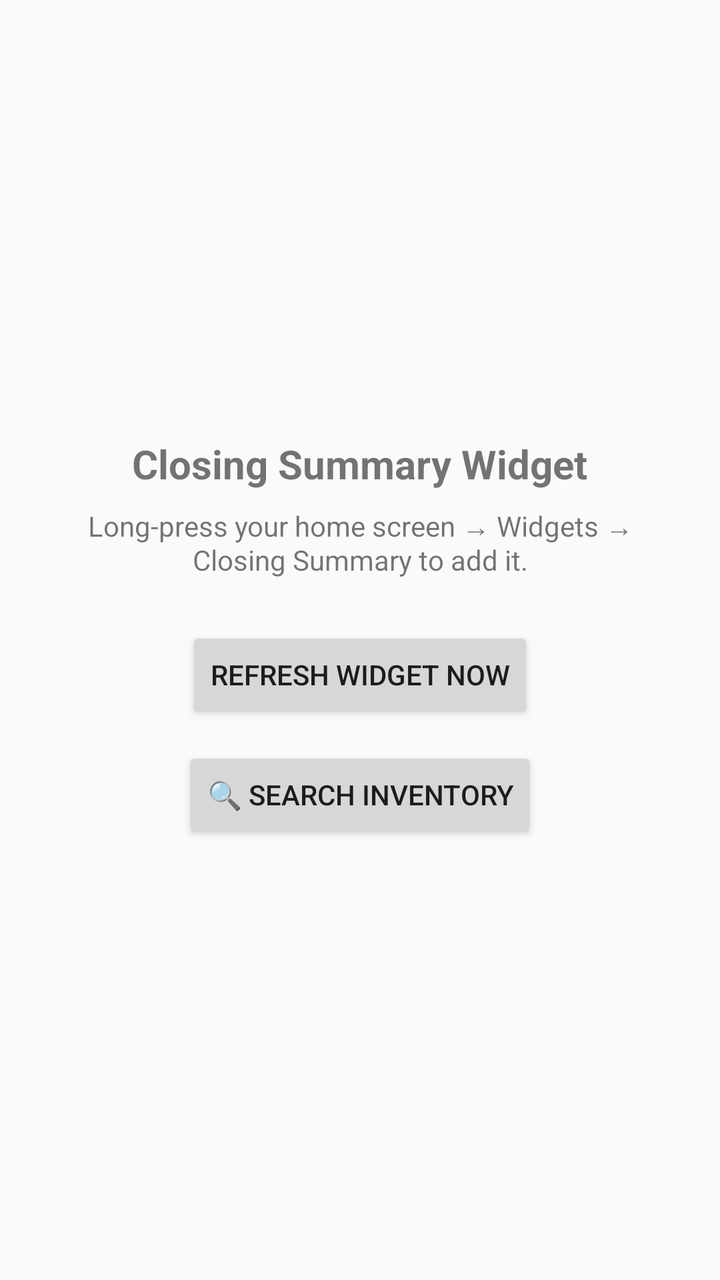
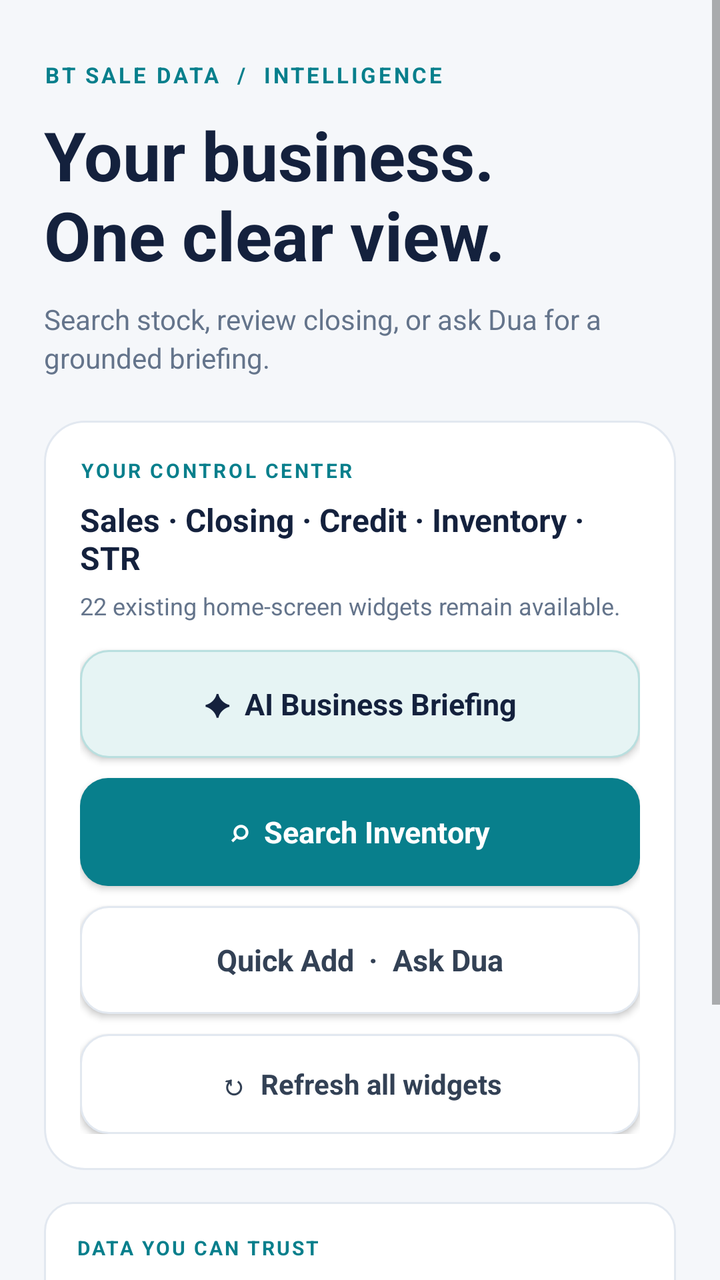

Screens rendered from an Android XML layout before and after an edit, with the pre-edit source and the edit as a unified diff.
<!-- AndroidManifest.xml: application theme Theme.AppCompat.Light.NoActionBar -->
<!-- res/layout/activity_main.xml -->
<?xml version="1.0" encoding="utf-8"?>
<LinearLayout xmlns:android="http://schemas.android.com/apk/res/android"
    android:layout_width="match_parent"
    android:layout_height="match_parent"
    android:orientation="vertical"
    android:gravity="center"
    android:padding="24dp">

    <TextView
        android:layout_width="wrap_content"
        android:layout_height="wrap_content"
        android:text="Closing Summary Widget"
        android:textSize="20sp"
        android:textStyle="bold" />

    <TextView
        android:layout_width="wrap_content"
        android:layout_height="wrap_content"
        android:layout_marginTop="8dp"
        android:layout_marginBottom="24dp"
        android:gravity="center"
        android:text="Long-press your home screen → Widgets → Closing Summary to add it." />

    <Button
        android:id="@+id/refresh_button"
        android:layout_width="wrap_content"
        android:layout_height="wrap_content"
        android:text="Refresh widget now" />

    <Button
        android:id="@+id/search_inventory_button"
        android:layout_width="wrap_content"
        android:layout_height="wrap_content"
        android:layout_marginTop="12dp"
        android:text="🔍 Search Inventory" />

</LinearLayout>
<!-- resources referenced by this layout -->
<resources>

</resources>

<!-- the commit's change to res/layout/activity_main.xml (unified diff, before → after) -->
@@ -1,37 +1,171 @@
 <?xml version="1.0" encoding="utf-8"?>
-<LinearLayout xmlns:android="http://schemas.android.com/apk/res/android"
+<ScrollView xmlns:android="http://schemas.android.com/apk/res/android"
     android:layout_width="match_parent"
     android:layout_height="match_parent"
-    android:orientation="vertical"
-    android:gravity="center"
-    android:padding="24dp">
+    android:fillViewport="true"
+    android:background="@drawable/bg_app_background">
 
-    <TextView
-        android:layout_width="wrap_content"
+    <LinearLayout
+        android:layout_width="match_parent"
         android:layout_height="wrap_content"
-        android:text="Closing Summary Widget"
-        android:textSize="20sp"
-        android:textStyle="bold" />
+        android:orientation="vertical"
+        android:paddingStart="22dp"
+        android:paddingEnd="22dp"
+        android:paddingTop="30dp"
+        android:paddingBottom="28dp">
 
-    <TextView
-        android:layout_width="wrap_content"
-        android:layout_height="wrap_content"
-        android:layout_marginTop="8dp"
-        android:layout_marginBottom="24dp"
-        android:gravity="center"
-        android:text="Long-press your home screen → Widgets → Closing Summary to add it." />
+        <TextView
+            android:layout_width="wrap_content"
+            android:layout_height="wrap_content"
+            android:text="BT SALE DATA  /  INTELLIGENCE"
+            android:textColor="#FF087F8C"
+            android:textSize="11sp"
+            android:letterSpacing="0.12"
+            android:textStyle="bold" />
 
-    <Button
-        android:id="@+id/refresh_button"
-        android:layout_width="wrap_content"
-        android:layout_height="wrap_content"
-        android:text="Refresh widget now" />
+        <TextView
+            android:layout_width="match_parent"
+            android:layout_height="wrap_content"
+            android:layout_marginTop="10dp"
+            android:text="Your business.\nOne clear view."
+            android:textColor="#FF14213D"
+            android:textSize="34sp"
+            android:fontFamily="sans"
+            android:lineSpacingExtra="0dp"
+            android:textStyle="bold" />
 
-    <Button
-        android:id="@+id/search_inventory_button"
-        android:layout_width="wrap_content"
-        android:layout_height="wrap_content"
-        android:layout_marginTop="12dp"
-        android:text="🔍 Search Inventory" />
+        <TextView
+            android:layout_width="match_parent"
+            android:layout_height="wrap_content"
+            android:layout_marginTop="10dp"
+            android:layout_marginBottom="22dp"
+            android:text="Search stock, review closing, or ask Dua for a grounded briefing."
+            android:textColor="#FF64748B"
+            android:textSize="14sp"
+            android:lineSpacingExtra="3dp" />
 
-</LinearLayout>
+        <LinearLayout
+            android:layout_width="match_parent"
+            android:layout_height="wrap_content"
+            android:orientation="vertical"
+            android:padding="18dp"
+            android:background="@drawable/bg_futuristic_card">
+
+            <TextView
+                android:layout_width="match_parent"
+                android:layout_height="wrap_content"
+                android:text="YOUR CONTROL CENTER"
+                android:textColor="#FF087F8C"
+                android:textSize="10sp"
+                android:letterSpacing="0.12"
+                android:textStyle="bold" />
+
+            <TextView
+                android:layout_width="match_parent"
+                android:layout_height="wrap_content"
+                android:layout_marginTop="7dp"
+                android:text="Sales · Closing · Credit · Inventory · STR"
+                android:textColor="#FF14213D"
+                android:textSize="16sp"
+                android:textStyle="bold" />
+
+            <TextView
+                android:layout_width="match_parent"
+                android:layout_height="wrap_content"
+                android:layout_marginTop="5dp"
+                android:layout_marginBottom="10dp"
+                android:text="22 existing home-screen widgets remain available."
+                android:textColor="#FF64748B"
+                android:textSize="12sp" />
+
+            <Button
+                android:id="@+id/ai_briefing_button"
+                android:layout_width="match_parent"
+                android:layout_height="54dp"
+                android:layout_marginTop="4dp"
+                android:background="@drawable/bg_button_violet"
+                android:text="✦  AI Business Briefing"
+                android:textAllCaps="false"
+                android:textColor="#FF14213D"
+                android:textSize="15sp"
+                android:fontFamily="sans"
+                android:textStyle="bold" />
+
+            <Button
+                android:id="@+id/search_inventory_button"
+                android:layout_width="match_parent"
+                android:layout_height="54dp"
+                android:layout_marginTop="10dp"
+                android:background="@drawable/bg_button_accent"
+                android:text="⌕  Search Inventory"
+                android:textAllCaps="false"
+                android:textColor="#FFFFFFFF"
+                android:textSize="15sp"
+                android:fontFamily="sans"
+                android:textStyle="bold" />
+
+            <Button
+                android:id="@+id/assistant_button"
+                android:layout_width="match_parent"
+                android:layout_height="54dp"
+                android:layout_marginTop="10dp"
+                android:background="@drawable/bg_input_field"
+                android:text="Quick Add  ·  Ask Dua"
+                android:textAllCaps="false"
+                android:textColor="#FF334155"
+                android:textSize="15sp"
+                android:fontFamily="sans"
+                android:textStyle="bold" />
+
+            <Button
+                android:id="@+id/refresh_button"
+                android:layout_width="match_parent"
+                android:layout_height="50dp"
+                android:layout_marginTop="10dp"
+                android:background="@drawable/bg_input_field"
+                android:text="↻  Refresh all widgets"
+                android:textAllCaps="false"
+                android:textColor="#FF334155"
+                android:textSize="14sp"
+                android:fontFamily="sans"
+                android:textStyle="bold" />
+        </LinearLayout>
+
+        <LinearLayout
+            android:layout_width="match_parent"
+            android:layout_height="wrap_content"
+            android:layout_marginTop="16dp"
+            android:orientation="vertical"
+            android:padding="16dp"
+            android:background="@drawable/bg_input_field">
+
+            <TextView
+                android:layout_width="match_parent"
+                android:layout_height="wrap_content"
+                android:text="DATA YOU CAN TRUST"
+                android:textColor="#FF087F8C"
+                android:textSize="10sp"
+                android:letterSpacing="0.10"
+                android:textStyle="bold" />
+
+            <TextView
+                android:layout_width="match_parent"
+                android:layout_height="wrap_content"
+                android:layout_marginTop="6dp"
+                android:text="Inventory Search is read-only. Ask Dua should flag unavailable data instead of guessing. Quick Add continues to use your authorized Google sign-in."
+                android:textColor="#FF64748B"
+                android:textSize="13sp"
+                android:lineSpacingExtra="2dp" />
+        </LinearLayout>
+
+        <TextView
+            android:layout_width="match_parent"
+            android:layout_height="wrap_content"
+            android:layout_marginTop="16dp"
+            android:text="Tip: long-press your home screen → Widgets to add Closing Summary, Inventory Health, Reorder Now, and other shortcuts."
+            android:textColor="#FF64748B"
+            android:textSize="12sp"
+            android:lineSpacingExtra="2dp" />
+
+    </LinearLayout>
+</ScrollView>
<!-- resource entries referenced after the edit -->
@@ -1,5 +1,36 @@
 <!-- resources referenced by this layout -->
 <resources>
-
+  <!-- drawable bg_app_background (drawable) -->
+  <?xml version="1.0" encoding="utf-8"?>
+  <shape xmlns:android="http://schemas.android.com/apk/res/android" android:shape="rectangle">
+      <solid android:color="#FFF5F7FA" />
+  </shape>
+  <!-- drawable bg_button_accent (drawable) -->
+  <?xml version="1.0" encoding="utf-8"?>
+  <shape xmlns:android="http://schemas.android.com/apk/res/android" android:shape="rectangle">
+      <solid android:color="#FF087F8C" />
+      <corners android:radius="14dp" />
+  </shape>
+  <!-- drawable bg_button_violet (drawable) -->
+  <?xml version="1.0" encoding="utf-8"?>
+  <shape xmlns:android="http://schemas.android.com/apk/res/android" android:shape="rectangle">
+      <solid android:color="#FFE6F4F4" />
+      <stroke android:width="1dp" android:color="#FFB9DFDF" />
+      <corners android:radius="14dp" />
+  </shape>
+  <!-- drawable bg_futuristic_card (drawable) -->
+  <?xml version="1.0" encoding="utf-8"?>
+  <shape xmlns:android="http://schemas.android.com/apk/res/android" android:shape="rectangle">
+      <solid android:color="#FFFFFFFF" />
+      <stroke android:width="1dp" android:color="#FFE2E8F0" />
+      <corners android:radius="20dp" />
+  </shape>
+  <!-- drawable bg_input_field (drawable) -->
+  <?xml version="1.0" encoding="utf-8"?>
+  <shape xmlns:android="http://schemas.android.com/apk/res/android" android:shape="rectangle">
+      <solid android:color="#FFFFFFFF" />
+      <stroke android:width="1dp" android:color="#FFE2E8F0" />
+      <corners android:radius="14dp" />
+  </shape>
 </resources>
 
